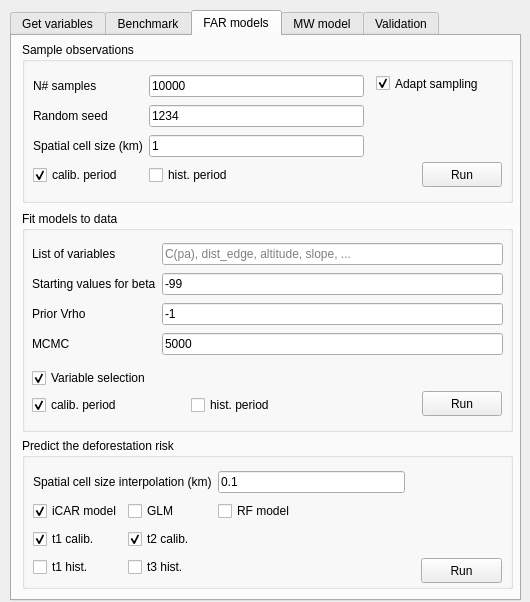
Above: deforisk_plugin_dialog_base.ui from ghislainv/deforisk-qgis-plugin before the change. Below: the same form after it.
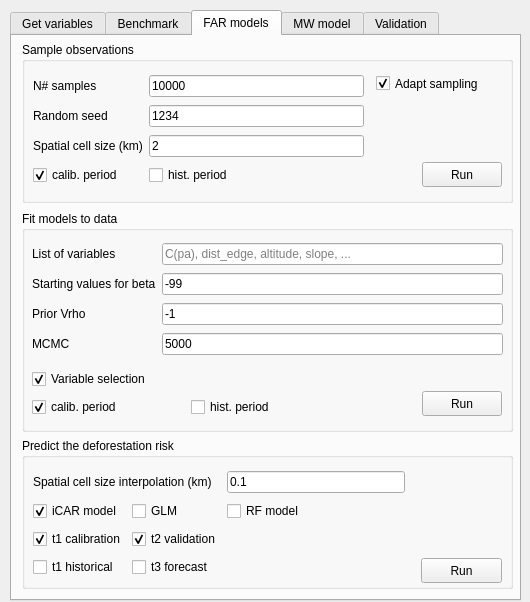
That is the form after the change. The open tabs and pages were chosen to show the change.

Commit message: Include predictions at t1 and t3 for historical period

The edit to the form file:
```diff
--- a/deforisk_plugin_dialog_base.ui
+++ b/deforisk_plugin_dialog_base.ui
@@ -501,13 +501,13 @@
        </item>
       </layout>
      </widget>
-     <widget class="QWidget" name="">
+     <widget class="QWidget" name="layoutWidget">
       <property name="geometry">
        <rect>
         <x>10</x>
         <y>156</y>
         <width>311</width>
-        <height>50</height>
+        <height>54</height>
        </rect>
       </property>
       <layout class="QGridLayout" name="gridLayout_11">
@@ -581,7 +581,7 @@
        <string>Run</string>
       </property>
      </widget>
-     <widget class="QWidget" name="">
+     <widget class="QWidget" name="layoutWidget">
       <property name="geometry">
        <rect>
         <x>11</x>
@@ -650,7 +650,7 @@
        <item row="2" column="0">
         <widget class="QCheckBox" name="pred_far_calib_t1">
          <property name="text">
-          <string>t1 calib.</string>
+          <string>t1 calibration</string>
          </property>
          <property name="checked">
           <bool>true</bool>
@@ -663,7 +663,7 @@
        <item row="2" column="1">
         <widget class="QCheckBox" name="pred_far_calib_t2">
          <property name="text">
-          <string>t2 calib.</string>
+          <string>t2 validation</string>
          </property>
          <property name="checked">
           <bool>true</bool>
@@ -676,7 +676,7 @@
        <item row="3" column="0">
         <widget class="QCheckBox" name="pred_far_hist_t1">
          <property name="text">
-          <string>t1 hist.</string>
+          <string>t1 historical</string>
          </property>
          <property name="checked">
           <bool>false</bool>
@@ -689,7 +689,7 @@
        <item row="3" column="1">
         <widget class="QCheckBox" name="pred_far_hist_t3">
          <property name="text">
-          <string>t3 hist.</string>
+          <string>t3 forecast</string>
          </property>
          <property name="checked">
           <bool>false</bool>
@@ -746,7 +746,7 @@
        <bool>false</bool>
       </property>
      </widget>
-     <widget class="QWidget" name="">
+     <widget class="QWidget" name="layoutWidget">
       <property name="geometry">
        <rect>
         <x>11</x>
@@ -800,7 +800,7 @@
        <item row="2" column="1">
         <widget class="QLineEdit" name="csize">
          <property name="text">
-          <string>1</string>
+          <string>2</string>
          </property>
          <property name="placeholderText">
           <string>10</string>
```
Left out of the diff: 14 changed lines with no effect on the pictures. The commit also changes 3 other files.
